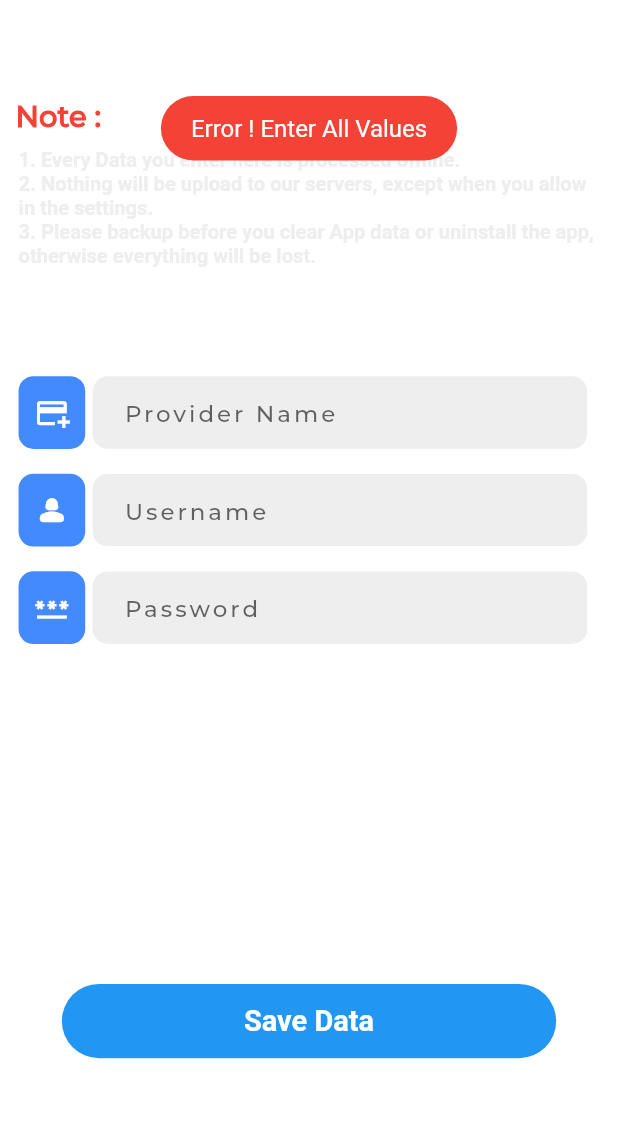
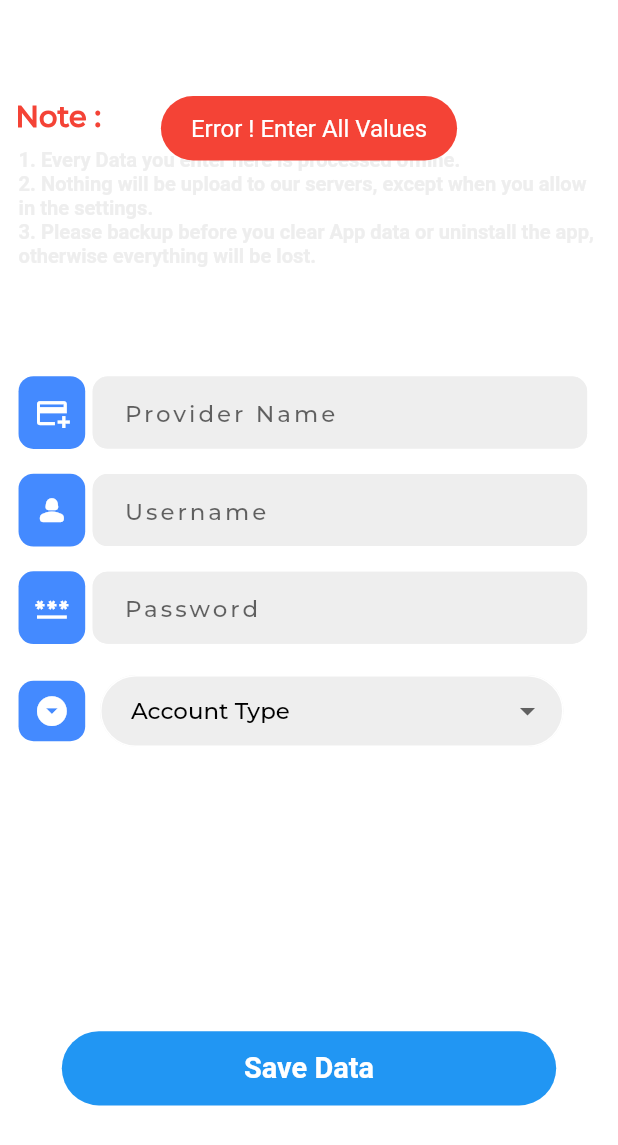
Before and after one commit to ROUNAK-K-JHA-2002/PassBit.dev, a Flutter app: the AddPassword screen opened directly, after a tap on "Save Data", on a phone screen of 412 x 824 dp. Shown: the top 1145 px of the screen. Run offline on Flutter 3.47's test engine with Material 2 defaults, Android fonts, the phone set to English and light mode, and no system bars; our stand-ins replace cached_network_image, cloud_firestore, firebase_auth, firebase_core, flutter_secure_storage, fluttertoast and 5 more; missing offline and left inert: dart:ffi; accounts and stored records are empty.

Commit message:
Added new field:account Type in Password Screen

```diff
--- a/lib/Screens/dashboard.dart
+++ b/lib/Screens/dashboard.dart
@@ -93,7 +93,7 @@ class _DashboardState extends State<Dashboard> {
                         onTap: () async {
                           // const storage = FlutterSecureStorage();
                           // Map<String, Object> ss = await storage.readAll();
-                          // print(ss.length);
+                          // print(ss['fef'].runtimeType);
                         },
                         child: Container(
                           padding: EdgeInsets.symmetric(
--- a/lib/Screens/password_screen.dart
+++ b/lib/Screens/password_screen.dart
@@ -16,6 +16,11 @@ class _AddPasswordState extends State<AddPassword> {
   final TextEditingController accountController = TextEditingController();
   final TextEditingController userNameController = TextEditingController();
   final TextEditingController passwordController = TextEditingController();
+  final dropdownValue = ValueNotifier(accountType[0]);
+  void selectAccountType(String? value) {
+    dropdownValue.value = value!;
+  }
+
   @override
   Widget build(BuildContext context) {
     return Scaffold(
@@ -186,18 +191,84 @@ class _AddPasswordState extends State<AddPassword> {
                 ]),
               ),
               SizedBox(
-                height: 25.h,
+                height: 1.h,
+              ),
+              Container(
+                margin: EdgeInsets.symmetric(vertical: 0.5.h, horizontal: 1.w),
+                padding: EdgeInsets.symmetric(vertical: 0, horizontal: 2.w),
+                child: ValueListenableBuilder(
+                    valueListenable: dropdownValue,
+                    builder: (context, value, _) {
+                      return Row(
+                        children: [
+                          Container(
+                            padding: EdgeInsets.symmetric(
+                                vertical: 1.h, horizontal: 2.5.w),
+                            decoration: BoxDecoration(
+                              borderRadius: BorderRadius.circular(10),
+                              color: Colors.blueAccent,
+                            ),
+                            child: Icon(
+                              Icons.arrow_drop_down_circle,
+                              size: 20.sp,
+                              color: Colors.white,
+                            ),
+                          ),
+                          Container(
+                            width: 75.w,
+                            margin: EdgeInsets.symmetric(
+                                horizontal: 1.2.h, vertical: 0.5.h),
+                            child: DropdownButtonFormField(
+                              style: TextStyle(
+                                  fontSize: 16.sp,
+                                  color: Colors.black,
+                                  fontFamily: 'Montserrat'),
+                              decoration: InputDecoration(
+                                contentPadding: EdgeInsets.symmetric(
+                                    vertical: 0, horizontal: 5.w),
+                                enabledBorder: OutlineInputBorder(
+                                  borderRadius: BorderRadius.circular(30),
+                                  borderSide:
+                                      const BorderSide(color: Colors.white),
+                                ),
+                                focusedBorder: OutlineInputBorder(
+                                  borderRadius: BorderRadius.circular(30),
+                                  borderSide:
+                                      const BorderSide(color: Colors.white),
+                                ),
+                                filled: true,
+                                fillColor: Colors.grey.shade200,
+                              ),
+                              value: dropdownValue.value,
+                              onChanged: selectAccountType,
+                              items: accountType
+                                  .map((gender) => DropdownMenuItem(
+                                      value: gender,
+                                      child: Center(child: Text(gender))))
+                                  .toList(),
+                            ),
+                          ),
+                        ],
+                      );
+                    }),
+              ),
+              SizedBox(
+                height: 20.h,
               ),
               BottomButton(
                   text: "Save Data",
                   onTap: () {
                     if (userNameController.text.isEmpty ||
                         accountController.text.isEmpty ||
-                        passwordController.text.isEmpty) {
+                        passwordController.text.isEmpty ||
+                        dropdownValue.value == "Account Type") {
                       showError(context, "Error ! Enter All Values");
                     } else {
-                      savePassword(userNameController.text,
-                          accountController.text, passwordController.text);
+                      savePassword(
+                          userNameController.text,
+                          accountController.text,
+                          passwordController.text,
+                          dropdownValue.value);
                       showSuccess(context, "Details Saved Successfully");
                     }
                   })
--- a/lib/Services/savePassword.dart
+++ b/lib/Services/savePassword.dart
@@ -8,11 +8,12 @@ import 'package:flutter_secure_storage/flutter_secure_storage.dart';
 const storage = FlutterSecureStorage();
 
 Future<void> savePassword(
-    String userName, String provider, String password) async {
+    String userName, String provider, String password, String accType) async {
   Map<String, dynamic> data = {
     "username": userName,
     "provider": provider,
-    "password": password
+    "password": password,
+    "accType": accType
   };
   debugPrint(data.toString());
   await storage.write(key: provider, value: data.toString());
--- a/lib/helpers.dart
+++ b/lib/helpers.dart
@@ -69,3 +69,10 @@ String generatePassoword(int len, bool isUppC, bool isLowC, bool isNum,
   }
   return password;
 }
+
+List<String> accountType = [
+  'Account Type',
+  'Sensitive Account',
+  'Social Apps',
+  'Other Apps'
+];
```
